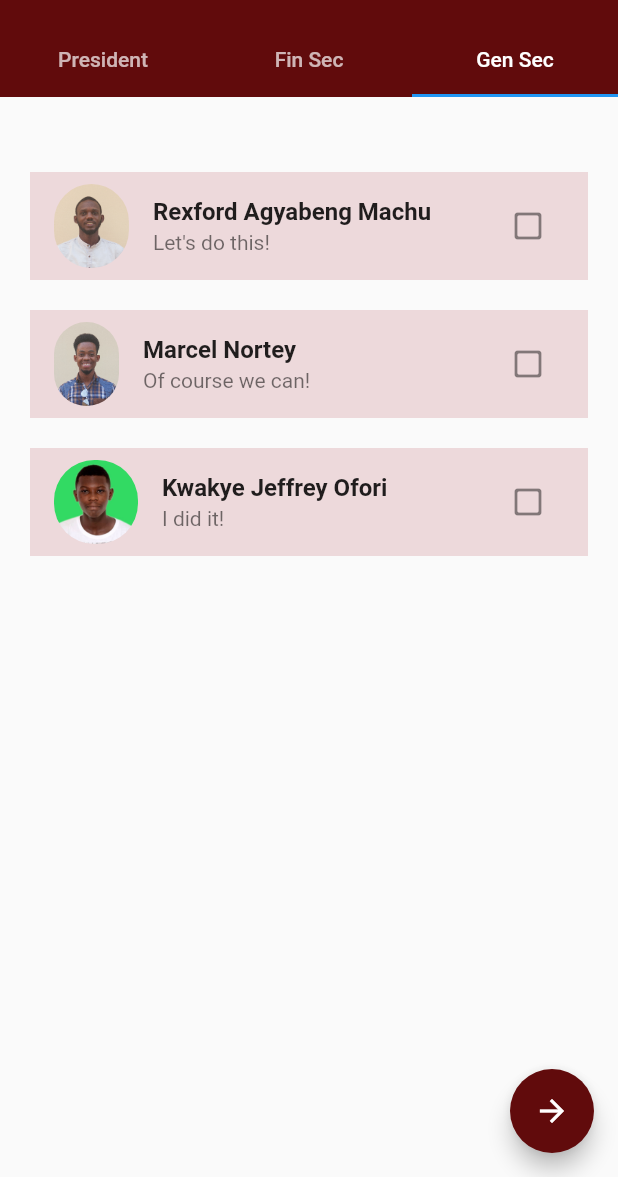
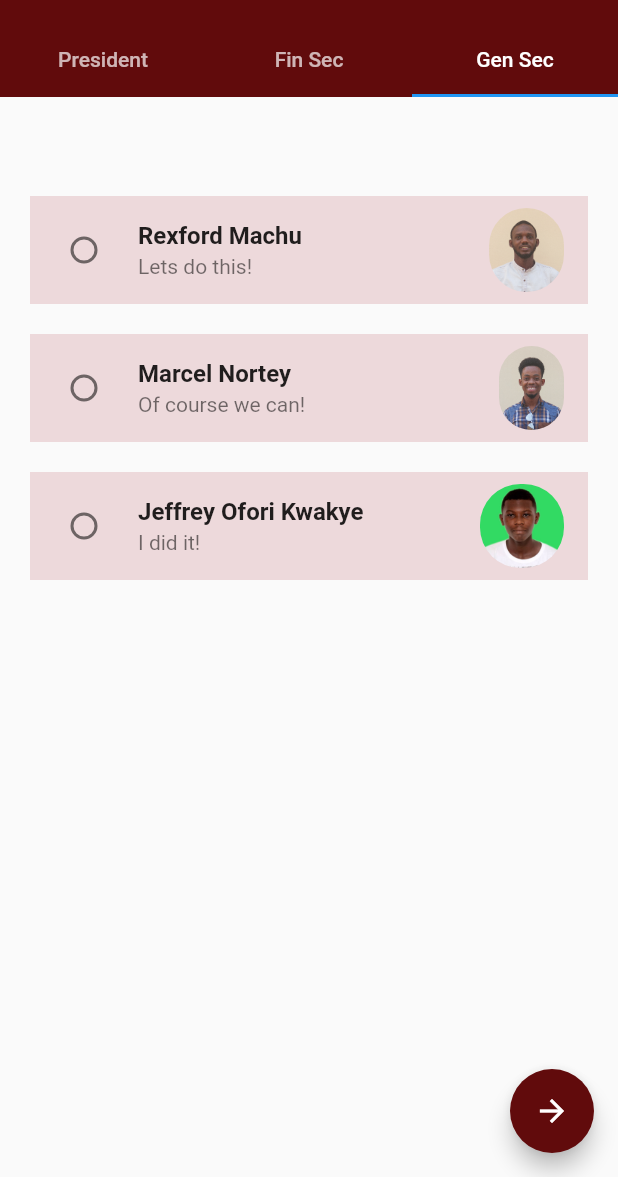
Before and after one commit to joforikwakye/nex_vote_beta, a Flutter app: the ACES screen opened by its route, tab 3 chosen, on a phone screen of 412 x 824 dp, the part 59-1236 px from its top. Run offline on Flutter 3.47's test engine with Material 2 defaults, Android fonts, the phone set to English and light mode, and no system bars; our stand-ins replace animated_splash_screen.

Commit message:
changed the checkboxes in gen_sec.dart to radiolisttiles

```diff
--- a/lib/department_candidates/positions_aces/gen_sec.dart
+++ b/lib/department_candidates/positions_aces/gen_sec.dart
@@ -2,35 +2,46 @@
 
 import 'package:flutter/material.dart';
 
-class GenSec extends StatelessWidget {
+class GenSec extends StatefulWidget {
   const GenSec({Key? key}) : super(key: key);
+
+  @override
+  State<GenSec> createState() => _GenSecState();
+}
+
+class _GenSecState extends State<GenSec> {
+  int selectedValue = 4;
 
   @override
   Widget build(BuildContext context) {
     return Container(
       padding: const EdgeInsets.symmetric(horizontal: 10),
       margin: const EdgeInsets.symmetric(horizontal: 10),
-      child: Column(
+      child: ListView(
+        padding: EdgeInsets.symmetric(vertical: 16),
         children: [
           const SizedBox(height: 50),
 
           //1ST
           Container(
             decoration: const BoxDecoration(color: Color(0xffEDD9DB)),
-            child: ListTile(
-              leading: ClipRRect(
+            child: RadioListTile(
+              value: 0,
+              groupValue: selectedValue,
+              title: Text(
+                'Rexford Machu',
+                style: TextStyle(fontWeight: FontWeight.bold),
+              ),
+              subtitle: Text('Lets do this!'),
+              secondary: ClipRRect(
                 borderRadius: BorderRadius.circular(27),
                 child: Image.asset('assets/images/president1.jpeg'),
               ),
-              title: const Text(
-                'Rexford Agyabeng Machu',
-                style: TextStyle(fontWeight: FontWeight.bold),
-              ),
-              subtitle: const Text('Let\'s do this!'),
-              trailing: IconButton(
-                icon: const Icon(Icons.check_box_outline_blank_rounded),
-                onPressed: () {},
-              ),
+              onChanged: (int? value) {
+                setState(() {
+                  selectedValue = value!;
+                });
+              },
             ),
           ),
           const SizedBox(height: 20),
@@ -38,46 +49,48 @@ class GenSec extends StatelessWidget {
           //2ND
           Container(
             decoration: const BoxDecoration(color: Color(0xffEDD9DB)),
-            child: ListTile(
-              leading: ClipRRect(
+            child: RadioListTile(
+              value: 1,
+              groupValue: selectedValue,
+              title: Text(
+                'Marcel Nortey',
+                style: TextStyle(fontWeight: FontWeight.bold),
+              ),
+              subtitle: Text('Of course we can!'),
+              secondary: ClipRRect(
                 borderRadius: BorderRadius.circular(27),
                 child: Image.asset('assets/images/president2.jpeg'),
               ),
-              title: const Text(
-                'Marcel Nortey',
-                style: TextStyle(fontWeight: FontWeight.bold),
-              ),
-              subtitle: const Text('Of course we can!'),
-              trailing: IconButton(
-                icon: const Icon(Icons.check_box_outline_blank_rounded),
-                onPressed: () {},
-              ),
+              onChanged: (int? value) {
+                setState(() {
+                  selectedValue = value!;
+                });
+              },
             ),
           ),
           const SizedBox(height: 20),
 
           //3RD
-          Column(
-            children: [
-              Container(
-                decoration: const BoxDecoration(color: Color(0xffEDD9DB)),
-                child: ListTile(
-                  leading: ClipRRect(
-                    borderRadius: BorderRadius.circular(27),
-                    child: Image.asset('assets/images/mypic.JPG'),
-                  ),
-                  title: const Text(
-                    'Kwakye Jeffrey Ofori',
-                    style: TextStyle(fontWeight: FontWeight.bold),
-                  ),
-                  subtitle: const Text('I did it!'),
-                  trailing: IconButton(
-                    icon: const Icon(Icons.check_box_outline_blank_rounded),
-                    onPressed: () {},
-                  ),
-                ),
+          Container(
+            decoration: const BoxDecoration(color: Color(0xffEDD9DB)),
+            child: RadioListTile(
+              value: 2,
+              groupValue: selectedValue,
+              title: Text(
+                'Jeffrey Ofori Kwakye',
+                style: TextStyle(fontWeight: FontWeight.bold),
               ),
-            ],
+              subtitle: Text('I did it!'),
+              secondary: ClipRRect(
+                borderRadius: BorderRadius.circular(27),
+                child: Image.asset('assets/images/mypic.JPG'),
+              ),
+              onChanged: (int? value) {
+                setState(() {
+                  selectedValue = value!;
+                });
+              },
+            ),
           ),
         ],
       ),
```
